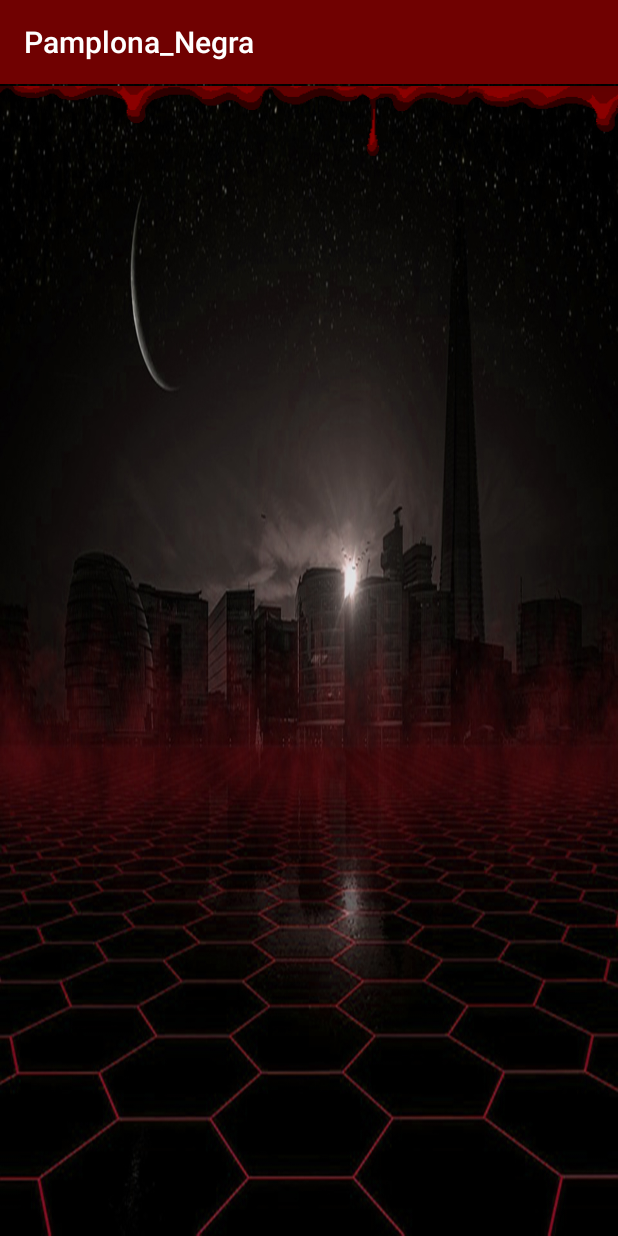
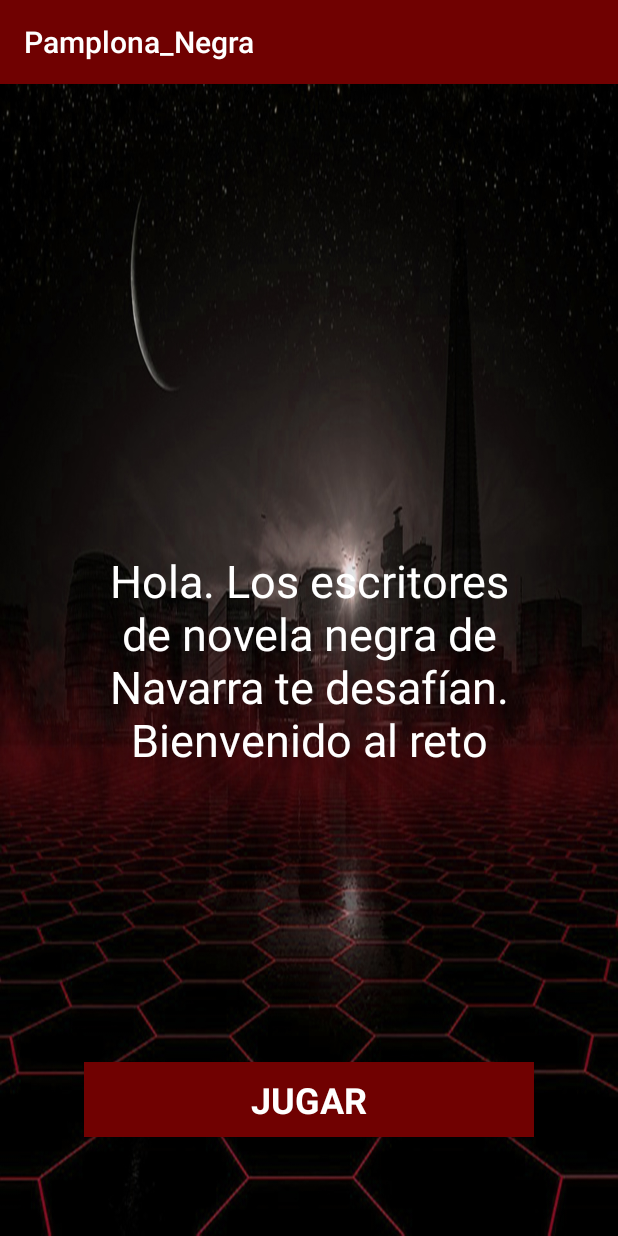
Before and after one commit to laamaai/Pamplona_Negra, an Android app: the screen it shows after launch (MainActivity), on a phone screen of 412 x 824 dp. Run offline under Robolectric (Android 15) with nearby library versions, the phone set to English and light mode, and no system bars.

Commit message:
iconos añadidos, y empezar el trabajillo

```diff
--- a/app/src/main/res/layout/activity_main.xml
+++ b/app/src/main/res/layout/activity_main.xml
@@ -1,5 +1,5 @@
 <?xml version="1.0" encoding="utf-8"?>
-<LinearLayout xmlns:android="http://schemas.android.com/apk/res/android"
+<RelativeLayout xmlns:android="http://schemas.android.com/apk/res/android"
     xmlns:app="http://schemas.android.com/apk/res-auto"
     xmlns:tools="http://schemas.android.com/tools"
     android:layout_width="match_parent"
@@ -8,12 +8,43 @@
     tools:context="com.example.maider.pamplona_negra.MainActivity">
 
 
+
+
+
+
+
+<!--
     <ImageView
         android:id="@+id/imageView"
         android:layout_width="626dp"
-        android:layout_height="177dp"
+        android:layout_height="165dp"
         android:layout_marginTop="0dp"
         app:layout_constraintTop_toTopOf="parent"
         app:srcCompat="@drawable/sangre"
-        tools:layout_editor_absoluteX="0dp" />
-</LinearLayout>
+        tools:layout_editor_absoluteX="0dp" /> -->
+    <Button
+        android:id="@+id/btnJugar"
+        android:layout_width="300dp"
+        android:layout_height="50dp"
+        android:layout_marginBottom="66dp"
+        android:background="@color/colorPrimary"
+        android:fontFamily="sans-serif"
+        android:text="Jugar"
+        android:textColor="@android:color/background_light"
+        android:textSize="24sp"
+        android:textStyle="bold"
+        android:layout_alignParentBottom="true"
+        android:layout_centerHorizontal="true" />
+
+    <TextView
+        android:id="@+id/txtSaludo"
+        android:layout_width="300dp"
+        android:layout_height="wrap_content"
+        android:layout_alignStart="@+id/btnJugar"
+        android:layout_centerVertical="true"
+        android:text="Hola. Los escritores de novela negra de Navarra te desafían. Bienvenido al reto"
+        android:textAlignment="center"
+        android:textColor="@android:color/background_light"
+        android:textSize="30sp" />
+
+</RelativeLayout>
```
Also changed, not shown: app/src/main/info-web.png (added), app/src/main/res/mipmap-hdpi/info.png (added), app/src/main/res/mipmap-mdpi/info.png (added), app/src/main/res/mipmap-xhdpi/info.png (added), app/src/main/res/mipmap-xxhdpi/info.png (added), app/src/main/res/mipmap-xxxhdpi/info.png (added).
